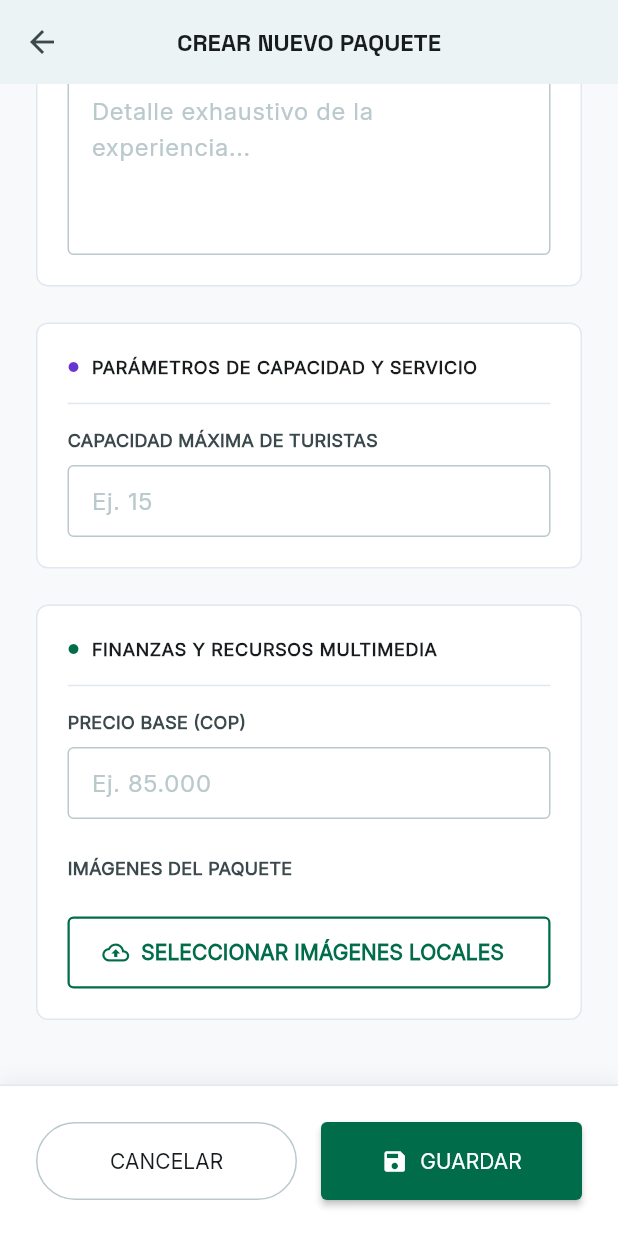
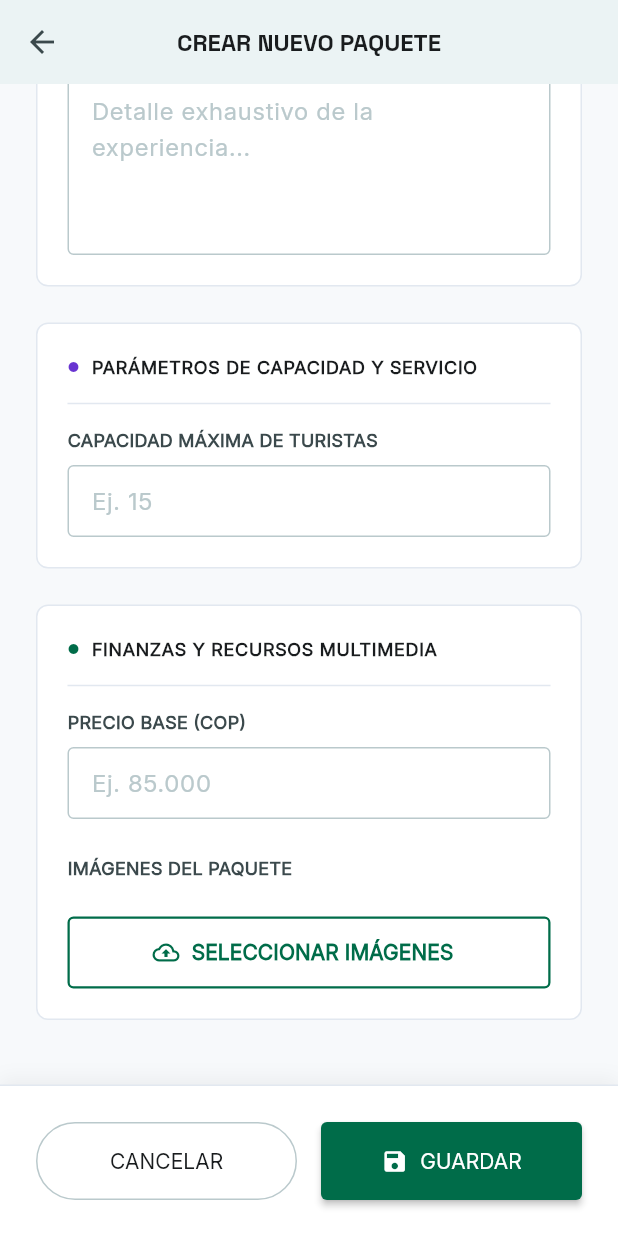
Before and after one commit to Prado500/ecotur-asoprado-fe, a Flutter app: the AdminCreatePackageScreen screen opened directly, scrolled down 305 dp, on a phone screen of 412 x 824 dp. Run offline on Flutter 3.47's test engine with Material 3 defaults, Android fonts, the phone set to English and light mode, and no system bars; our stand-ins replace cross_file, flutter_dotenv, image_picker, shared_preferences; accounts and stored records are empty.

Commit message:
chore(ts_view): utilize appropiate template messages while image-uploading

```diff
--- a/lib/screens/admin_create_package_screen.dart
+++ b/lib/screens/admin_create_package_screen.dart
@@ -270,7 +270,7 @@ class _AdminCreatePackageScreenState extends State<AdminCreatePackageScreen> {
                                           subtitle: Text(
                                               index == 0
                                                   ? 'PORTADA PRINCIPAL'
-                                                  : (isTemporal ? 'Nueva - Sin Guardar' : 'Alojada en CDN'),
+                                                  : (isTemporal ? 'Nueva - Sin Guardar' : 'Cargada'),
                                               style: TextStyle(
                                                   color: index == 0 ? const Color(0xFF006C49) : const Color(0xFF6B7A7D),
                                                   fontSize: 10,
@@ -293,7 +293,7 @@ class _AdminCreatePackageScreenState extends State<AdminCreatePackageScreen> {
                                     ? const SizedBox(width: 16, height: 16, child: CircularProgressIndicator(color: Color(0xFF006C49), strokeWidth: 2))
                                     : const Icon(Icons.cloud_upload_outlined, color: Color(0xFF006C49)),
                                 label: Text(
-                                    _viewModel.isUploadingImages ? 'SUBIENDO AL CDN TEMPORAL...' : 'SELECCIONAR IMÁGENES LOCALES',
+                                    _viewModel.isUploadingImages ? 'CARGANDO...' : 'SELECCIONAR IMÁGENES',
                                     style: const TextStyle(color: Color(0xFF006C49), fontWeight: FontWeight.bold)
                                 ),
                                 style: OutlinedButton.styleFrom(
```
